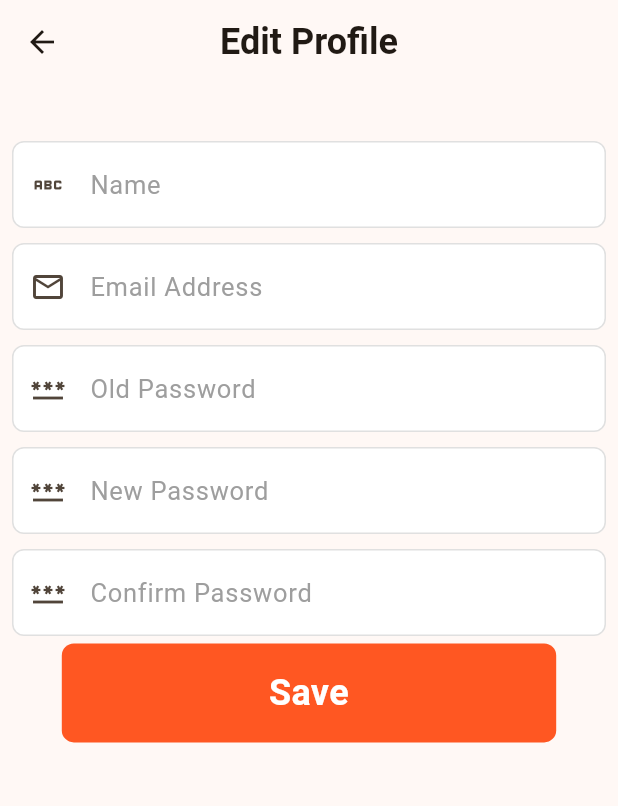
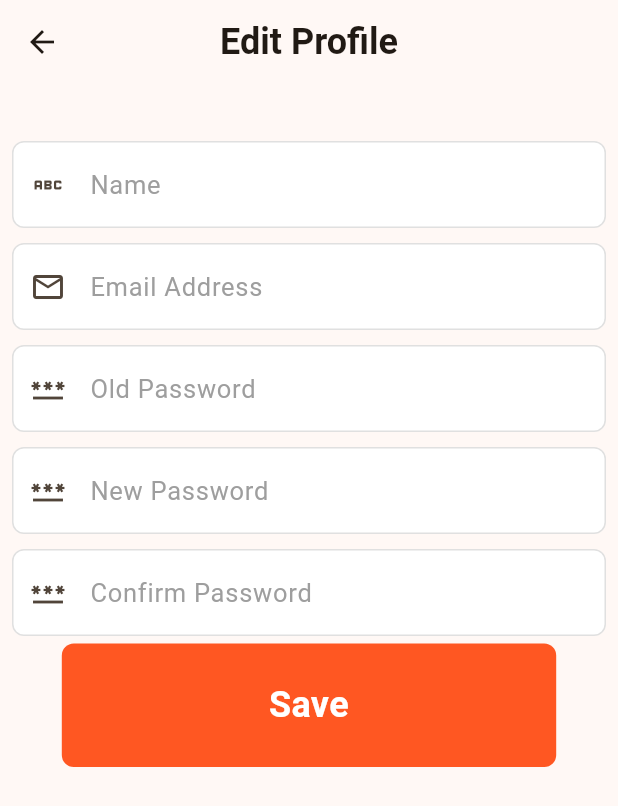
Before and after one commit to Hashir-Nadeem/blindcompanion, a Flutter app: the MyBlindScreen screen opened directly, in the side drawer, after a tap on "Edit Profile", on a phone screen of 412 x 824 dp. Shown: the top 806 px of the screen. Run offline on Flutter 3.47's test engine with Material 2 defaults, Android fonts, the phone set to English and light mode, and no system bars; drawn by our look-alikes of modal_progress_hud_nsn; our stand-ins replace camera, cloud_firestore, countup, firebase_auth, firebase_core, flutter_tts and 8 more; missing offline and left inert: google_mlkit_text_recognition, translator, zego_uikit_prebuilt_call; accounts and stored records are empty.

Commit message:
final changes done

```diff
--- a/lib/components/double_icontextButton.dart
+++ b/lib/components/double_icontextButton.dart
@@ -21,7 +21,7 @@ class MyDoubleIconTextButton extends StatelessWidget {
     return LayoutBuilder(
       builder: (BuildContext context, BoxConstraints constraints) {
         double fontSize = constraints.maxWidth *
-            0.04; // Adjust the multiplication factor as per your preference
+            0.06; // Adjust the multiplication factor as per your preference
         TextStyle textStyle = TextStyle(
             fontSize: fontSize, color: textcolor, fontWeight: FontWeight.bold);
 
--- a/lib/components/textbutton.dart
+++ b/lib/components/textbutton.dart
@@ -20,7 +20,7 @@ class MyTextButton extends StatelessWidget {
       onTap: ontap,
       child: Container(
         alignment: Alignment.center,
-        height: screenHeight * 0.08,
+        height: screenHeight * 0.1,
         width: screenWidth * 0.8,
         decoration: BoxDecoration(
             color: color, borderRadius: BorderRadius.circular(8.0)),
```
Also changed, not shown: images/bg.png (added), images/bg1.png (added), images/bg3.png (added), images/bg4.png (added), images/eye_bl.png (added), images/eye_or.png (added), 1 other file.
